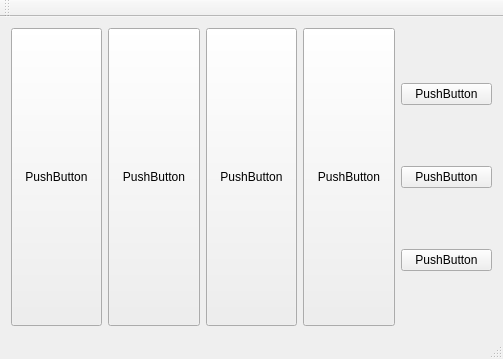
The window that LayoutsDemo/mainwindow.ui (toanalien/QT-QuickStart) describes before a commit, drawn with Qt 5.
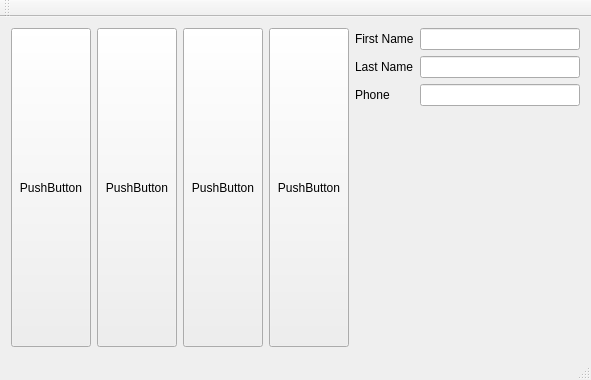
The same window after the commit.

Patch:
```diff
--- a/LayoutsDemo/mainwindow.ui
+++ b/LayoutsDemo/mainwindow.ui
@@ -6,8 +6,8 @@
    <rect>
     <x>0</x>
     <y>0</y>
-    <width>503</width>
-    <height>359</height>
+    <width>591</width>
+    <height>380</height>
    </rect>
   </property>
   <property name="windowTitle">
@@ -68,28 +68,37 @@
      </widget>
     </item>
     <item>
-     <layout class="QVBoxLayout" name="verticalLayout">
-      <item>
-       <widget class="QPushButton" name="pushButton_6">
+     <layout class="QFormLayout" name="formLayout">
+      <item row="1" column="0">
+       <widget class="QLabel" name="firstNameLabel">
         <property name="text">
-         <string>PushButton</string>
+         <string>First Name</string>
         </property>
        </widget>
       </item>
-      <item>
-       <widget class="QPushButton" name="pushButton_7">
+      <item row="1" column="1">
+       <widget class="QLineEdit" name="firstNameLineEdit"/>
+      </item>
+      <item row="2" column="0">
+       <widget class="QLabel" name="lastNameLabel">
         <property name="text">
-         <string>PushButton</string>
+         <string>Last Name</string>
         </property>
        </widget>
       </item>
-      <item>
-       <widget class="QPushButton" name="pushButton_5">
+      <item row="2" column="1">
+       <widget class="QLineEdit" name="lastNameLineEdit"/>
+      </item>
+      <item row="3" column="0">
+       <widget class="QLabel" name="phoneLabel">
         <property name="text">
-         <string>PushButton</string>
+         <string>Phone</string>
         </property>
        </widget>
       </item>
+      <item row="3" column="1">
+       <widget class="QLineEdit" name="phoneLineEdit"/>
+      </item>
      </layout>
     </item>
    </layout>
```
Left out of the diff: 2 changed lines with no effect on the pictures.
